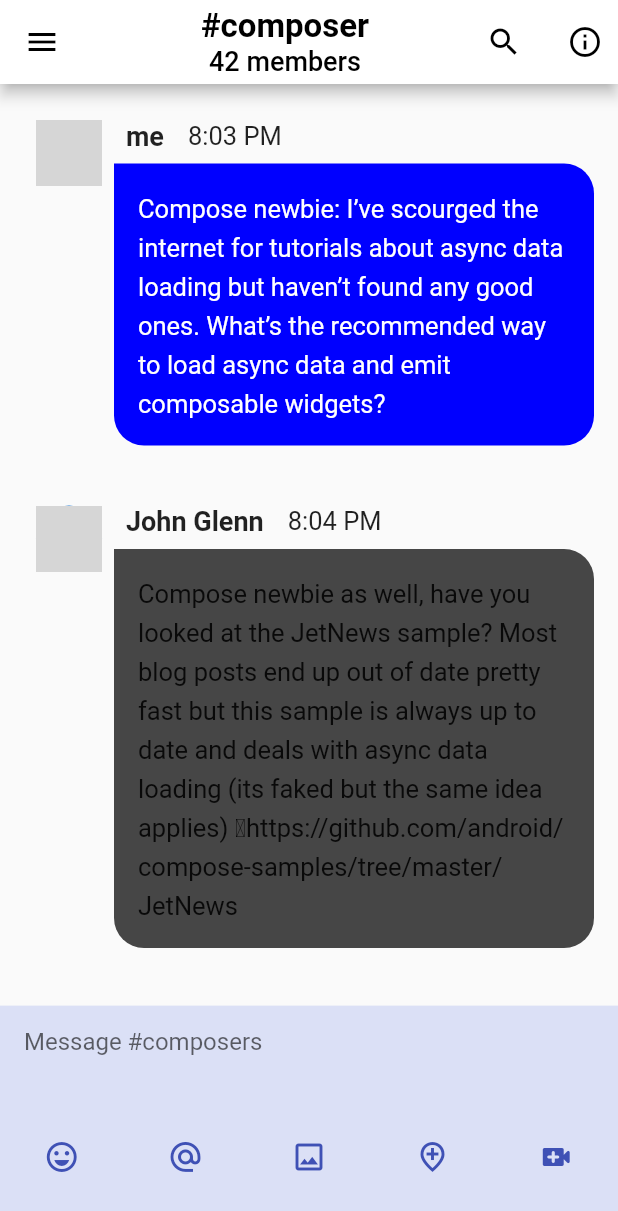
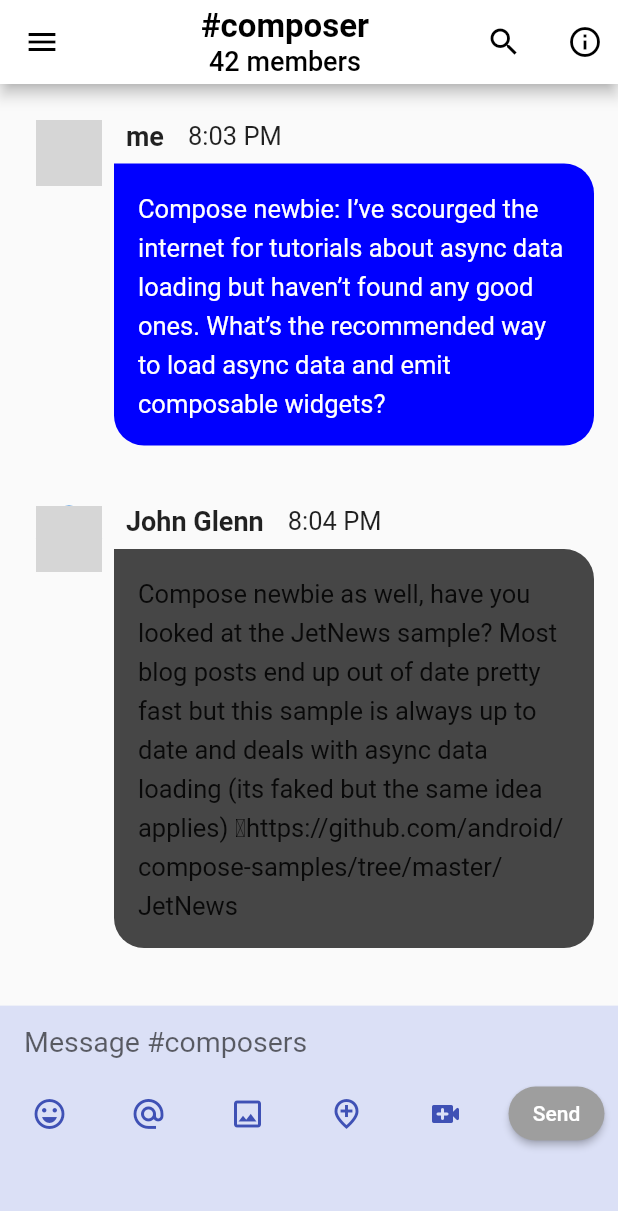
Before and after one commit to njw9108/google_compose_flutter_clone, a Flutter app: the screen it shows after launch, on a phone screen of 412 x 824 dp. Shown: the top 1211 px of the screen. Run offline on Flutter 3.47's test engine with Material 2 defaults, Android fonts, the phone set to English and light mode, and no system bars; our stand-ins replace equatable, freezed_annotation; generated files the repository leaves out were written again; grey boxes are pictures that could not be loaded.

Commit message:
send 기능 구현

```diff
--- a/jet_chat_clone/lib/presentation/chat/chat_screen.dart
+++ b/jet_chat_clone/lib/presentation/chat/chat_screen.dart
@@ -2,6 +2,7 @@ import 'dart:async';
 
 import 'package:flutter/cupertino.dart';
 import 'package:flutter/material.dart';
+import 'package:jet_chat_clone/domain/model/message.dart';
 import 'package:jet_chat_clone/presentation/chat/chat_state.dart';
 import 'package:jet_chat_clone/presentation/chat/chat_ui_event.dart';
 import 'package:jet_chat_clone/presentation/chat/chat_view_model.dart';
@@ -18,6 +19,9 @@ class ChatScreen extends StatefulWidget {
 
 class _ChatScreenState extends State<ChatScreen> {
   final _scrollController = ScrollController();
+
+  final TextEditingController textEditingController = TextEditingController();
+
   StreamSubscription? _streamSubscription;
 
   @override
@@ -32,14 +36,21 @@ class _ChatScreenState extends State<ChatScreen> {
         event.when(
           loadHistory: () {},
           jumpToBottom: () {
+            print(
+                'jump to bottom, ${_scrollController.position.maxScrollExtent} ');
             _scrollController.animateTo(
               _scrollController.position.maxScrollExtent,
-                duration: const Duration(milliseconds: 500),
+              duration: const Duration(milliseconds: 200),
               curve: Curves.fastOutSlowIn,
             );
           },
           scrollMoved: () {},
-            jumpToBottomEnd: () {});
+          jumpToBottomEnd: () {},
+          sendMessage: (Message message) {
+            textEditingController.clear();
+            FocusScope.of(context).unfocus();
+          },
+        );
       });
     });
   }
@@ -48,6 +59,7 @@ class _ChatScreenState extends State<ChatScreen> {
   void dispose() {
     _streamSubscription?.cancel();
     _scrollController.dispose();
+    textEditingController.dispose();
     super.dispose();
   }
 
@@ -67,7 +79,7 @@ class _ChatScreenState extends State<ChatScreen> {
     return Column(
       children: [
         Flexible(
-          flex: 4,
+          flex: (state.isKeyboardSelected == false) ? 4 : 2,
           fit: FlexFit.tight,
           child: Stack(
             children: [
@@ -119,10 +131,12 @@ class _ChatScreenState extends State<ChatScreen> {
             ],
           ),
         ),
-        const Flexible(
+        Flexible(
           flex: 1,
           fit: FlexFit.tight,
-          child: TextFieldItem(),
+          child: TextFieldItem(
+            textEditingController: textEditingController,
+          ),
         ),
       ],
     );
--- a/jet_chat_clone/lib/presentation/chat/chat_state.dart
+++ b/jet_chat_clone/lib/presentation/chat/chat_state.dart
@@ -11,6 +11,7 @@ class ChatState with _$ChatState {
   factory ChatState({
     @Default([]) List<Message> messages,
     @Default(false) bool isScrolled,
+    @Default(false) bool isKeyboardSelected,
   }) = _ChatState;
 
   factory ChatState.fromJson(Map<String, dynamic> json) =>
--- a/jet_chat_clone/lib/presentation/chat/chat_ui_event.dart
+++ b/jet_chat_clone/lib/presentation/chat/chat_ui_event.dart
@@ -1,4 +1,5 @@
 import 'package:freezed_annotation/freezed_annotation.dart';
+import 'package:jet_chat_clone/domain/model/message.dart';
 
 part 'chat_ui_event.freezed.dart';
 
@@ -8,4 +9,5 @@ abstract class ChatUiEvent with _$ChatUiEvent {
   const factory ChatUiEvent.jumpToBottom() = JumpToBottom;
   const factory ChatUiEvent.scrollMoved() = ScrollMoved;
   const factory ChatUiEvent.jumpToBottomEnd() = JumpToBottomEnd;
+  const factory ChatUiEvent.sendMessage(Message message) = SendMessage;
 }
--- a/jet_chat_clone/lib/presentation/chat/components/message_item.dart
+++ b/jet_chat_clone/lib/presentation/chat/components/message_item.dart
@@ -31,6 +31,7 @@ class MessageItem extends StatelessWidget {
           ),
           Expanded(
             child: Column(
+              crossAxisAlignment: CrossAxisAlignment.start,
               children: [
                 Row(
                   children: [
--- a/jet_chat_clone/lib/presentation/chat/components/text_field_item.dart
+++ b/jet_chat_clone/lib/presentation/chat/components/text_field_item.dart
@@ -1,19 +1,57 @@
 import 'package:flutter/material.dart';
+import 'package:intl/intl.dart';
+import 'package:jet_chat_clone/domain/model/message.dart';
+import 'package:jet_chat_clone/presentation/chat/chat_ui_event.dart';
+import 'package:provider/provider.dart';
 
-class TextFieldItem extends StatelessWidget {
-  const TextFieldItem({Key? key}) : super(key: key);
+import '../chat_view_model.dart';
+
+class TextFieldItem extends StatefulWidget {
+  final TextEditingController textEditingController;
+
+  const TextFieldItem({
+    Key? key,
+    required this.textEditingController,
+  }) : super(key: key);
+
+  @override
+  State<TextFieldItem> createState() => _TextFieldItemState();
+}
+
+class _TextFieldItemState extends State<TextFieldItem> {
+  final emojiList = const [
+    Icon(Icons.emoji_emotions_outlined),
+    Icon(Icons.alternate_email_outlined),
+    Icon(Icons.image_outlined),
+    Icon(Icons.add_location_outlined),
+    Icon(Icons.video_call_rounded),
+  ];
+
+  @override
+  void initState() {
+    super.initState();
+  }
 
   @override
   Widget build(BuildContext context) {
+    final viewModel = context.watch<ChatViewModel>();
+
     return Container(
       color: const Color(0xffdbe0f6),
       child: Column(
         children: [
-          const Flexible(
+          Flexible(
             flex: 1,
-            fit: FlexFit.tight,
             child: TextField(
-              decoration: InputDecoration(
+              onTap: () {
+
+              },
+              onChanged: (value) {
+                setState(() {});
+              },
+              controller: widget.textEditingController,
+              style: const TextStyle(fontSize: 19),
+              decoration: const InputDecoration(
                 contentPadding: EdgeInsets.symmetric(horizontal: 16),
                 hintText: 'Message #composers',
                 border: InputBorder.none,
@@ -22,39 +60,58 @@ class TextFieldItem extends StatelessWidget {
           ),
           Flexible(
             flex: 1,
-            fit: FlexFit.tight,
             child: Row(
               mainAxisAlignment: MainAxisAlignment.spaceAround,
               crossAxisAlignment: CrossAxisAlignment.start,
               children: [
                 IconButton(
                   color: Colors.indigo,
+                  onPressed: () {},
                   icon: const Icon(Icons.emoji_emotions_outlined),
-                  onPressed: () {},
                 ),
                 IconButton(
                   color: Colors.indigo,
+                  onPressed: () {},
                   icon: const Icon(Icons.alternate_email_outlined),
-                  onPressed: () {},
                 ),
                 IconButton(
                   color: Colors.indigo,
+                  onPressed: () {},
                   icon: const Icon(Icons.image_outlined),
-                  onPressed: () {},
                 ),
                 IconButton(
                   color: Colors.indigo,
+                  onPressed: () {},
                   icon: const Icon(Icons.add_location_outlined),
-                  onPressed: () {},
                 ),
                 IconButton(
                   color: Colors.indigo,
+                  onPressed: () {},
                   icon: const Icon(Icons.video_call_rounded),
-                  onPressed: () {},
                 ),
+                ElevatedButton(
+                    style: ElevatedButton.styleFrom(
+                      primary: (widget.textEditingController.text.isNotEmpty)
+                          ? const Color.fromRGBO(0, 0, 255, 70)
+                          : Colors.grey,
+                      shape: RoundedRectangleBorder(
+                          borderRadius: BorderRadius.circular(20)),
+                    ),
+                    onPressed: () {
+                      final content = widget.textEditingController.text;
+                      final timestamp = DateTime.now();
+
+                      if (content.isNotEmpty) {
+                        viewModel.onEvent(ChatUiEvent.sendMessage(Message(
+                            author: 'me',
+                            content: content,
+                            timestamp: DateFormat.jm().format(timestamp))));
+                      }
+                    },
+                    child: const Text('Send')),
               ],
             ),
-          )
+          ),
         ],
       ),
     );
--- a/jet_chat_clone/pubspec.yaml
+++ b/jet_chat_clone/pubspec.yaml
@@ -39,6 +39,7 @@ dependencies:
   json_annotation: ^4.1.0
   freezed_annotation: ^0.15.0
   equatable: ^2.0.3
+  intl: ^0.17.0
 
 dev_dependencies:
   flutter_test:
```
Also changed, not shown: jet_chat_clone/lib/presentation/chat/chat_view_model.dart (+27 -7 lines), jet_chat_clone/pubspec.lock. Lines whose indentation alone changed are shown as unchanged.
